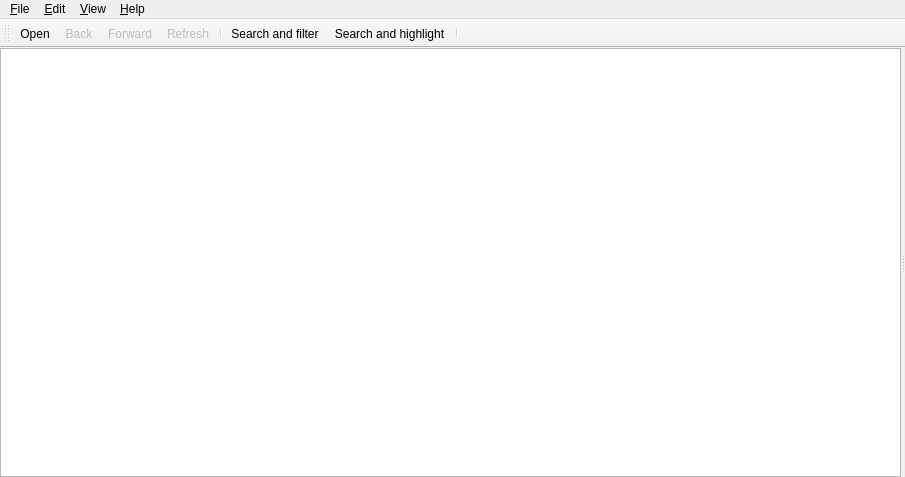
Above: src/mainview.ui from coolshou/qgitx before the change. Below: the same form after it.
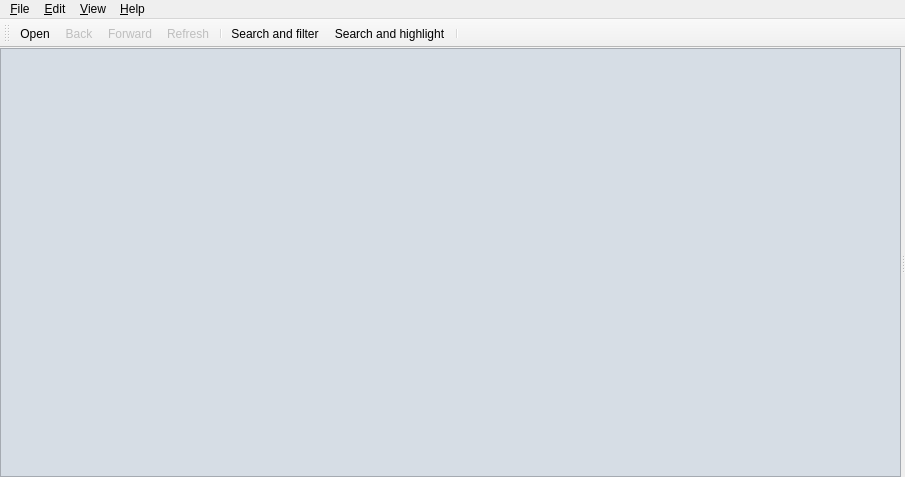
That is the form after the change. Icons and pictures are not drawn.

Commit message: Give navigation the same background color as a Cocoa's SourceList

Diff of the .ui file:
```diff
--- a/src/mainview.ui
+++ b/src/mainview.ui
@@ -31,6 +31,9 @@
        <enum>Qt::Horizontal</enum>
       </property>
       <widget class="QTreeWidget" name="navigator">
+       <property name="styleSheet">
+        <string notr="true">background-color: rgb(214, 221, 229);</string>
+       </property>
        <attribute name="headerVisible">
         <bool>false</bool>
        </attribute>
```
